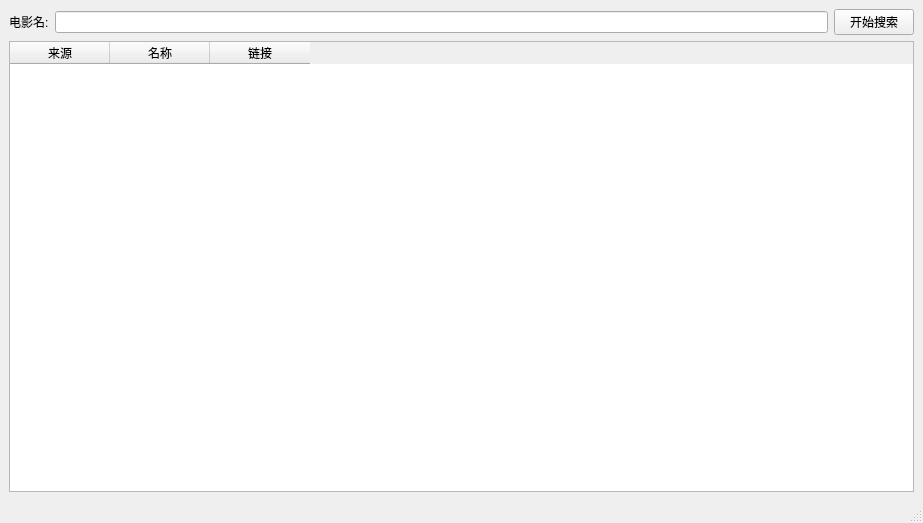
Old version of the form ui/main_ui.ui in the repository nofaceleon/source_search.
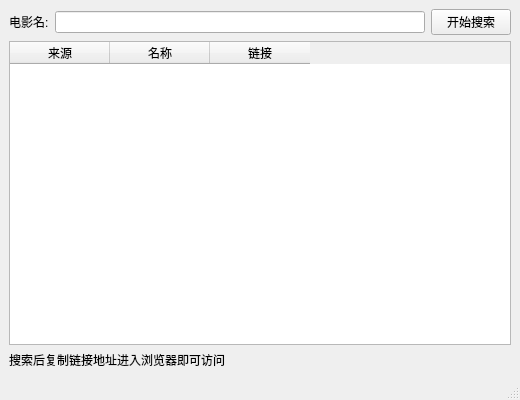
New version of the form.

```diff
--- a/ui/main_ui.ui
+++ b/ui/main_ui.ui
@@ -6,8 +6,8 @@
    <rect>
     <x>0</x>
     <y>0</y>
-    <width>923</width>
-    <height>523</height>
+    <width>520</width>
+    <height>400</height>
    </rect>
   </property>
   <property name="windowTitle">
@@ -44,7 +44,7 @@
        <widget class="QTableWidget" name="searchRes">
         <property name="minimumSize">
          <size>
-          <width>900</width>
+          <width>500</width>
           <height>0</height>
          </size>
         </property>
@@ -67,6 +67,13 @@
       </item>
      </layout>
     </item>
+    <item row="1" column="0">
+     <widget class="QLabel" name="label_2">
+      <property name="text">
+       <string>搜索后复制链接地址进入浏览器即可访问</string>
+      </property>
+     </widget>
+    </item>
    </layout>
   </widget>
   <widget class="QStatusBar" name="statusbar"/>
```
Left out of the diff: 2 changed lines with no effect on the pictures.
